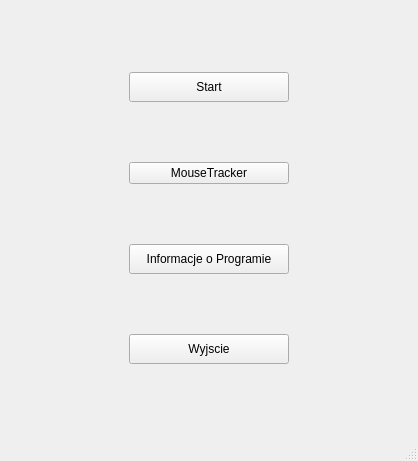
This is GlowneOkno.ui in MBuczma/QtBot as Qt 5 draws it before an edit. The edited form follows.
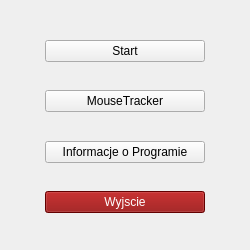
This is the edited form.

Commit message: zmiana na unique pointery

What changed in the file:
```diff
--- a/GlowneOkno.ui
+++ b/GlowneOkno.ui
@@ -6,24 +6,42 @@
    <rect>
     <x>0</x>
     <y>0</y>
-    <width>418</width>
-    <height>461</height>
+    <width>250</width>
+    <height>250</height>
    </rect>
   </property>
+  <property name="sizePolicy">
+   <sizepolicy hsizetype="Fixed" vsizetype="Fixed">
+    <horstretch>0</horstretch>
+    <verstretch>0</verstretch>
+   </sizepolicy>
+  </property>
   <property name="minimumSize">
    <size>
-    <width>400</width>
-    <height>100</height>
+    <width>250</width>
+    <height>250</height>
    </size>
   </property>
+  <property name="maximumSize">
+   <size>
+    <width>250</width>
+    <height>250</height>
+   </size>
+  </property>
+  <property name="focusPolicy">
+   <enum>Qt::WheelFocus</enum>
+  </property>
   <property name="windowTitle">
    <string>GlowneOkno</string>
   </property>
+  <property name="tabShape">
+   <enum>QTabWidget::Triangular</enum>
+  </property>
   <widget class="QWidget" name="centralwidget">
    <property name="minimumSize">
     <size>
-     <width>400</width>
-     <height>100</height>
+     <width>0</width>
+     <height>0</height>
     </size>
    </property>
    <layout class="QVBoxLayout" name="verticalLayout">
@@ -31,33 +49,39 @@
      <widget class="QStackedWidget" name="stackedWidget">
       <property name="minimumSize">
        <size>
-        <width>400</width>
-        <height>100</height>
+        <width>0</width>
+        <height>0</height>
        </size>
       </property>
       <property name="currentIndex">
        <number>0</number>
       </property>
       <widget class="QWidget" name="page">
+       <property name="sizePolicy">
+        <sizepolicy hsizetype="Expanding" vsizetype="Expanding">
+         <horstretch>0</horstretch>
+         <verstretch>0</verstretch>
+        </sizepolicy>
+       </property>
        <layout class="QGridLayout" name="gridLayout">
-        <item row="3" column="0">
-         <widget class="QPushButton" name="PrzyciskWyjscie">
-          <property name="maximumSize">
-           <size>
-            <width>16777215</width>
-            <height>30</height>
-           </size>
-          </property>
-          <property name="text">
-           <string>Wyjscie</string>
-          </property>
-         </widget>
-        </item>
         <item row="2" column="0">
+         <spacer name="verticalSpacer_3">
+          <property name="orientation">
+           <enum>Qt::Vertical</enum>
+          </property>
+          <property name="sizeHint" stdset="0">
+           <size>
+            <width>20</width>
+            <height>40</height>
+           </size>
+          </property>
+         </spacer>
+        </item>
+        <item row="5" column="0">
          <widget class="QPushButton" name="PrzyciskInfo">
           <property name="maximumSize">
            <size>
-            <width>16777215</width>
+            <width>160</width>
             <height>30</height>
            </size>
           </property>
@@ -66,7 +90,7 @@
           </property>
          </widget>
         </item>
-        <item row="0" column="0">
+        <item row="1" column="0">
          <widget class="QPushButton" name="PrzyciskStart">
           <property name="maximumSize">
            <size>
@@ -79,13 +103,81 @@
           </property>
          </widget>
         </item>
-        <item row="1" column="0">
+        <item row="4" column="0">
+         <spacer name="verticalSpacer_4">
+          <property name="orientation">
+           <enum>Qt::Vertical</enum>
+          </property>
+          <property name="sizeHint" stdset="0">
+           <size>
+            <width>20</width>
+            <height>40</height>
+           </size>
+          </property>
+         </spacer>
+        </item>
+        <item row="7" column="0">
+         <widget class="QPushButton" name="PrzyciskWyjscie">
+          <property name="maximumSize">
+           <size>
+            <width>160</width>
+            <height>30</height>
+           </size>
+          </property>
+          <property name="autoFillBackground">
+           <bool>false</bool>
+          </property>
+          <property name="styleSheet">
+           <string notr="true">QPushButton {
+    background-color: #8B0000; /* ciemny czerwony */
+    color: white; /* kontrastujący kolor tekstu */
+}
+</string>
+          </property>
+          <property name="text">
+           <string>Wyjscie</string>
+          </property>
+         </widget>
+        </item>
+        <item row="6" column="0">
+         <spacer name="verticalSpacer_5">
+          <property name="orientation">
+           <enum>Qt::Vertical</enum>
+          </property>
+          <property name="sizeHint" stdset="0">
+           <size>
+            <width>20</width>
+            <height>40</height>
+           </size>
+          </property>
+         </spacer>
+        </item>
+        <item row="3" column="0">
          <widget class="QPushButton" name="PrzyciskMouseTracker">
+          <property name="maximumSize">
+           <size>
+            <width>160</width>
+            <height>30</height>
+           </size>
+          </property>
           <property name="text">
            <string>MouseTracker</string>
           </property>
          </widget>
         </item>
+        <item row="0" column="0">
+         <spacer name="verticalSpacer">
+          <property name="orientation">
+           <enum>Qt::Vertical</enum>
+          </property>
+          <property name="sizeHint" stdset="0">
+           <size>
+            <width>20</width>
+            <height>40</height>
+           </size>
+          </property>
+         </spacer>
+        </item>
        </layout>
       </widget>
       <widget class="QWidget" name="page_2"/>
@@ -104,7 +196,11 @@
     </rect>
    </property>
   </widget>
-  <widget class="QStatusBar" name="statusbar"/>
+  <widget class="QStatusBar" name="statusbar">
+   <property name="sizeGripEnabled">
+    <bool>false</bool>
+   </property>
+  </widget>
  </widget>
  <resources/>
  <connections/>
```
Left out of the diff: 2 changed lines with no effect on the pictures. The commit also changes 2 other files.
